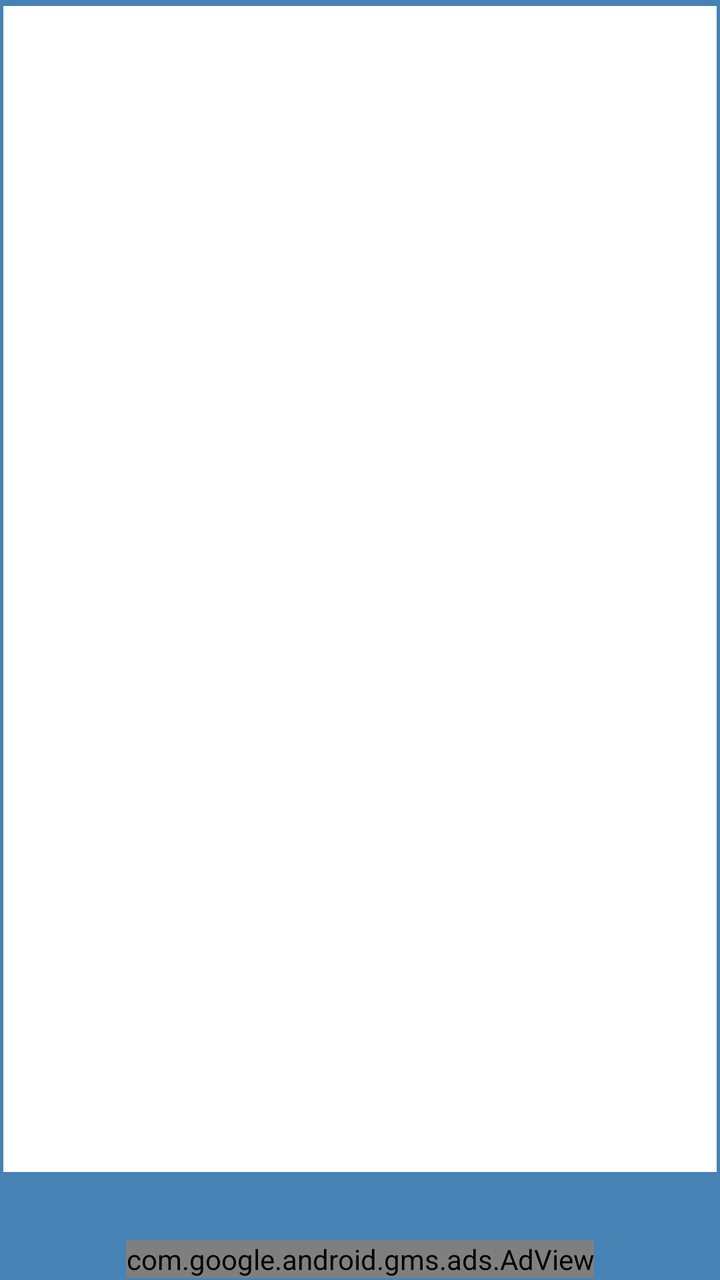
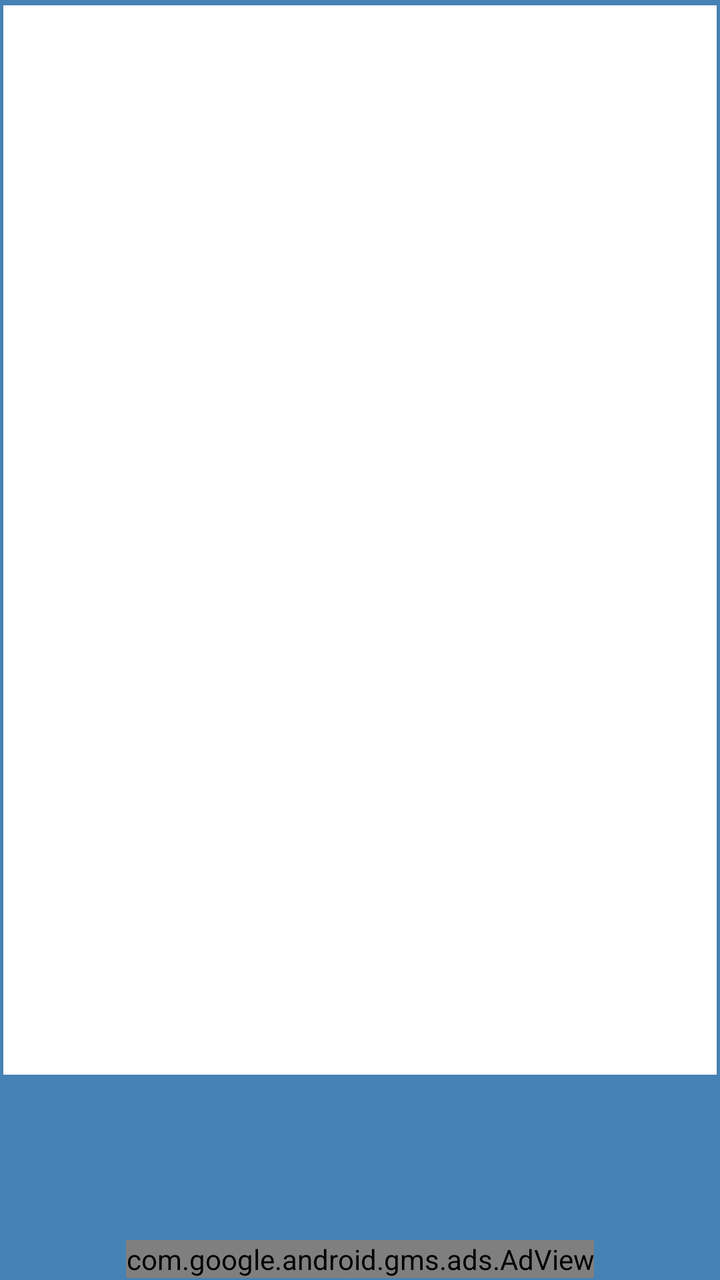

Two renders of the same Android screen: before a commit and after it. Below are the layout's source before the change and the commit's diff.
<!-- AndroidManifest.xml: activity theme Theme.AppCompat.Light.DarkActionBar -->
<!-- res/layout/activity_main.xml -->
<?xml version="1.0" encoding="utf-8"?>
<RelativeLayout xmlns:android="http://schemas.android.com/apk/res/android"
    xmlns:app="http://schemas.android.com/apk/res-auto"
    xmlns:tools="http://schemas.android.com/tools"
    android:layout_width="match_parent"
    android:background="@color/SteelBlue"
    android:layout_height="match_parent"
    tools:context=".MainActivity">
    <androidx.constraintlayout.widget.ConstraintLayout
        android:id="@+id/constraintLayout"
        android:background="@color/SteelBlue"
        android:layout_width="match_parent"
        android:layout_height="match_parent"
        android:layout_marginBottom="51dp">
        <LinearLayout
            android:layout_width="0dp"
            android:layout_height="0dp"
            android:background="@color/white"
            android:orientation="vertical"
            app:layout_constraintBottom_toBottomOf="parent"
            app:layout_constraintHeight_percent=".99"
            app:layout_constraintLeft_toLeftOf="parent"
            app:layout_constraintRight_toRightOf="parent"
            app:layout_constraintTop_toTopOf="parent"
            app:layout_constraintWidth_percent=".99">
            <GridView
                android:id="@+id/gridView"
                android:layout_width="match_parent"
                android:layout_height="match_parent"
                android:numColumns="1"
                app:layout_constraintBottom_toBottomOf="parent"
                app:layout_constraintEnd_toEndOf="parent"
                app:layout_constraintStart_toStartOf="parent"
                app:layout_constraintTop_toTopOf="parent"
                app:layout_constraintVertical_bias="0" />

        </LinearLayout>


    </androidx.constraintlayout.widget.ConstraintLayout>


    <com.google.android.gms.ads.AdView
        xmlns:ads="http://schemas.android.com/apk/res-auto"
        android:id="@+id/adView"
        android:layout_marginBottom="1dp"
        android:layout_width="wrap_content"
        android:layout_height="wrap_content"
        android:layout_alignParentBottom="true"
        android:layout_centerHorizontal="true"
        ads:adSize="SMART_BANNER"
        ads:adUnitId="ca-app-pub-7773722896374259/6894028173">

    </com.google.android.gms.ads.AdView>









</RelativeLayout>
<!-- resources referenced by this layout -->
<resources>
  <color name="SteelBlue">#4682B4</color>
  <color name="white">#FFFFFFFF</color>
</resources>

<!-- the commit's change to res/layout/activity_main.xml (unified diff, before → after) -->
@@ -11,7 +11,7 @@
         android:background="@color/SteelBlue"
         android:layout_width="match_parent"
         android:layout_height="match_parent"
-        android:layout_marginBottom="51dp">
+        android:layout_marginBottom="100dp">
         <LinearLayout
             android:layout_width="0dp"
             android:layout_height="0dp"
